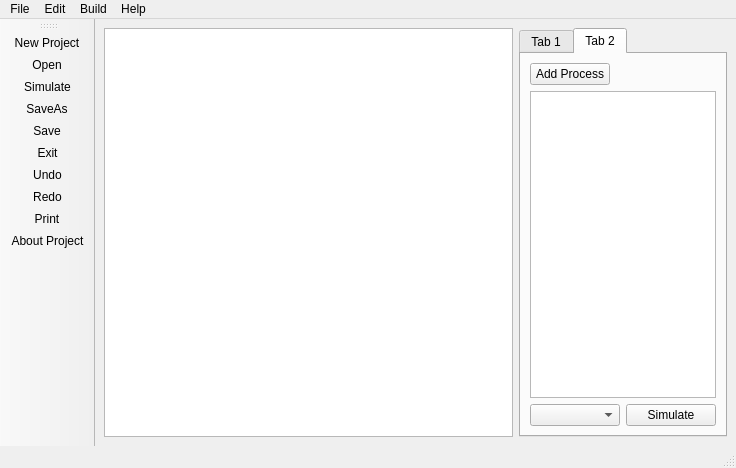
Before: the Qt Designer form layout.ui in Mostafa-ashraf19/Memory_Managment, drawn with Qt 5.
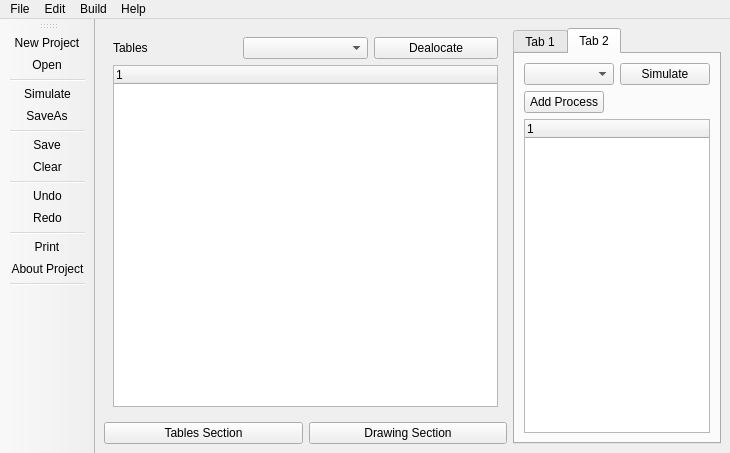
After: the same form once the commit is applied. The open tabs and pages were chosen to show the change. Icons and pictures are not drawn.

Commit message: Main layout

```diff
--- a/layout.ui
+++ b/layout.ui
@@ -6,26 +6,34 @@
    <rect>
     <x>0</x>
     <y>0</y>
-    <width>736</width>
-    <height>468</height>
+    <width>730</width>
+    <height>453</height>
    </rect>
   </property>
   <property name="windowTitle">
    <string>Layout</string>
   </property>
   <widget class="QWidget" name="centralwidget">
-   <layout class="QHBoxLayout" name="horizontalLayout_7">
-    <item>
-     <widget class="QGraphicsView" name="graphicsView">
-      <property name="sizePolicy">
-       <sizepolicy hsizetype="Expanding" vsizetype="Expanding">
-        <horstretch>2</horstretch>
-        <verstretch>0</verstretch>
-       </sizepolicy>
-      </property>
-     </widget>
+   <layout class="QGridLayout" name="gridLayout">
+    <item row="1" column="0">
+     <layout class="QHBoxLayout" name="horizontalLayout_7">
+      <item>
+       <widget class="QPushButton" name="TablesView">
+        <property name="text">
+         <string>Tables Section</string>
+        </property>
+       </widget>
+      </item>
+      <item>
+       <widget class="QPushButton" name="DrawingView">
+        <property name="text">
+         <string>Drawing Section</string>
+        </property>
+       </widget>
+      </item>
+     </layout>
     </item>
-    <item>
+    <item row="0" column="1" rowspan="2">
      <widget class="QTabWidget" name="tabWidget">
       <property name="sizePolicy">
        <sizepolicy hsizetype="Expanding" vsizetype="Expanding">
@@ -34,7 +42,7 @@
        </sizepolicy>
       </property>
       <property name="currentIndex">
-       <number>1</number>
+       <number>0</number>
       </property>
       <widget class="QWidget" name="tab">
        <attribute name="title">
@@ -66,7 +74,7 @@
              </spacer>
             </item>
             <item>
-             <widget class="QLineEdit" name="lineEdit"/>
+             <widget class="QLineEdit" name="MemorySizeInput"/>
             </item>
            </layout>
           </item>
@@ -89,7 +97,7 @@
            </layout>
           </item>
           <item>
-           <widget class="QTableView" name="tableView"/>
+           <widget class="QTableWidget" name="HolesTableViewTBlwdgt"/>
           </item>
          </layout>
         </item>
@@ -102,6 +110,20 @@
        <layout class="QHBoxLayout" name="horizontalLayout_6">
         <item>
          <layout class="QVBoxLayout" name="verticalLayout_2">
+          <item>
+           <layout class="QHBoxLayout" name="horizontalLayout_5">
+            <item>
+             <widget class="QComboBox" name="CBAlgorithmType"/>
+            </item>
+            <item>
+             <widget class="QPushButton" name="SimulateButton">
+              <property name="text">
+               <string>Simulate</string>
+              </property>
+             </widget>
+            </item>
+           </layout>
+          </item>
           <item>
            <layout class="QHBoxLayout" name="horizontalLayout_4">
             <item>
@@ -127,24 +149,83 @@
            </layout>
           </item>
           <item>
-           <widget class="QListView" name="listView"/>
+           <widget class="QTreeWidget" name="ProcessTree">
+            <column>
+             <property name="text">
+              <string notr="true">1</string>
+             </property>
+            </column>
+           </widget>
           </item>
+         </layout>
+        </item>
+       </layout>
+      </widget>
+     </widget>
+    </item>
+    <item row="0" column="0">
+     <widget class="QStackedWidget" name="stackedWidget">
+      <property name="sizePolicy">
+       <sizepolicy hsizetype="Preferred" vsizetype="Preferred">
+        <horstretch>2</horstretch>
+        <verstretch>0</verstretch>
+       </sizepolicy>
+      </property>
+      <property name="currentIndex">
+       <number>1</number>
+      </property>
+      <widget class="QWidget" name="page">
+       <layout class="QVBoxLayout" name="verticalLayout_3">
+        <item>
+         <widget class="QLabel" name="label_2">
+          <property name="maximumSize">
+           <size>
+            <width>16777215</width>
+            <height>20</height>
+           </size>
+          </property>
+          <property name="text">
+           <string>Drawing</string>
+          </property>
+         </widget>
+        </item>
+        <item>
+         <layout class="QVBoxLayout" name="verticalLayout_5"/>
+        </item>
+       </layout>
+      </widget>
+      <widget class="QWidget" name="page_2">
+       <layout class="QGridLayout" name="gridLayout_2">
+        <item row="0" column="0">
+         <layout class="QHBoxLayout" name="horizontalLayout_8">
           <item>
-           <layout class="QHBoxLayout" name="horizontalLayout_5">
-            <item>
-             <widget class="QComboBox" name="comboBox"/>
-            </item>
-            <item>
-             <widget class="QPushButton" name="SimulateButton">
-              <property name="text">
-               <string>Simulate</string>
-              </property>
-             </widget>
-            </item>
-           </layout>
+           <widget class="QLabel" name="label_3">
+            <property name="text">
+             <string>Tables</string>
+            </property>
+           </widget>
           </item>
+          <item>
+           <widget class="QComboBox" name="ProcessDealocate"/>
+          </item>
+          <item>
+           <widget class="QPushButton" name="DealocateButton">
+            <property name="text">
+             <string>Dealocate</string>
+            </property>
+           </widget>
+          </item>
          </layout>
         </item>
+        <item row="1" column="0">
+         <widget class="QTreeWidget" name="AllocationInfoTree">
+          <column>
+           <property name="text">
+            <string notr="true">1</string>
+           </property>
+          </column>
+         </widget>
+        </item>
        </layout>
       </widget>
      </widget>
@@ -156,7 +237,7 @@
     <rect>
      <x>0</x>
      <y>0</y>
-     <width>736</width>
+     <width>730</width>
      <height>22</height>
     </rect>
    </property>
@@ -171,7 +252,7 @@
     <addaction name="separator"/>
     <addaction name="actionPrint"/>
     <addaction name="separator"/>
-    <addaction name="actionExit"/>
+    <addaction name="actionClear"/>
    </widget>
    <widget class="QMenu" name="menuEdit">
     <property name="title">
@@ -197,7 +278,6 @@
    <addaction name="menuBuild"/>
    <addaction name="menuHelp"/>
   </widget>
-  <widget class="QStatusBar" name="statusbar"/>
   <widget class="QToolBar" name="toolBar">
    <property name="windowTitle">
     <string>toolBar</string>
@@ -210,14 +290,19 @@
    </attribute>
    <addaction name="actionNew"/>
    <addaction name="actionOpen"/>
+   <addaction name="separator"/>
    <addaction name="actionRun"/>
    <addaction name="actionSaveAs"/>
+   <addaction name="separator"/>
    <addaction name="actionEdit"/>
-   <addaction name="actionExit"/>
+   <addaction name="actionClear"/>
+   <addaction name="separator"/>
    <addaction name="actionUndo"/>
    <addaction name="actionRedo"/>
+   <addaction name="separator"/>
    <addaction name="actionPrint"/>
    <addaction name="actionAbout_Project"/>
+   <addaction name="separator"/>
   </widget>
   <action name="actionNew">
    <property name="icon">
@@ -264,13 +349,16 @@
     <string>Print</string>
    </property>
   </action>
-  <action name="actionExit">
+  <action name="actionClear">
    <property name="icon">
     <iconset resource="Images.qrc">
      <normaloff>:/Images/Images/Exit.png</normaloff>:/Images/Images/Exit.png</iconset>
    </property>
    <property name="text">
-    <string>Exit</string>
+    <string>Clear</string>
+   </property>
+   <property name="toolTip">
+    <string>Clear</string>
    </property>
   </action>
   <action name="actionUndo">
```
The commit also changes 2 other files.
